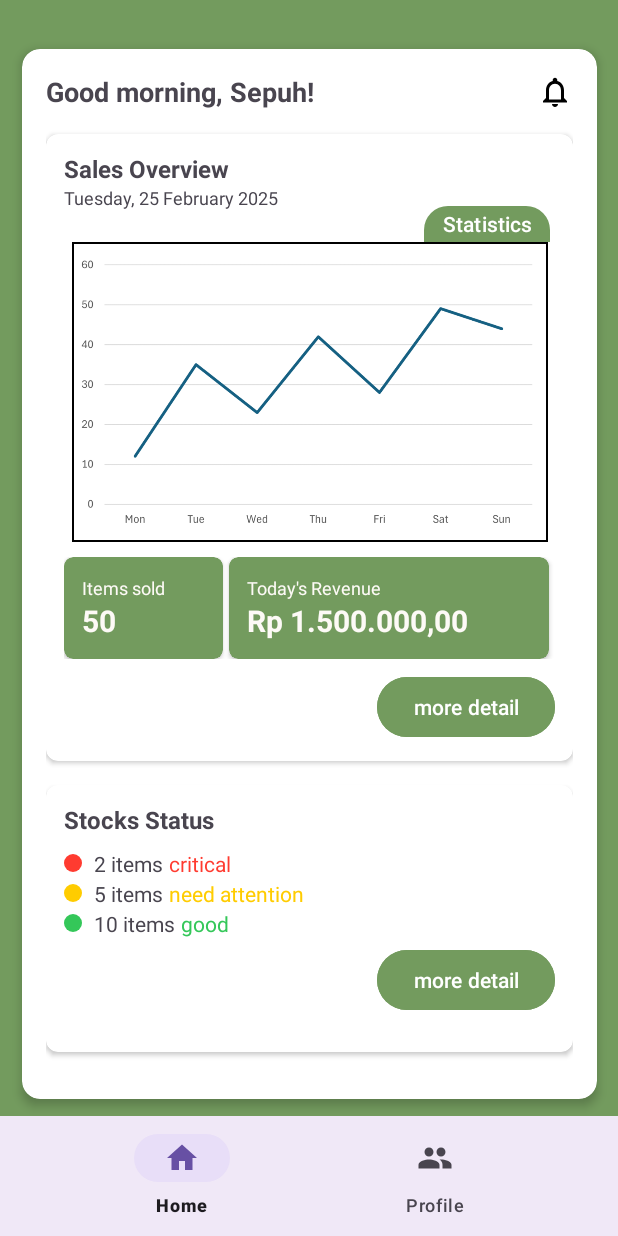
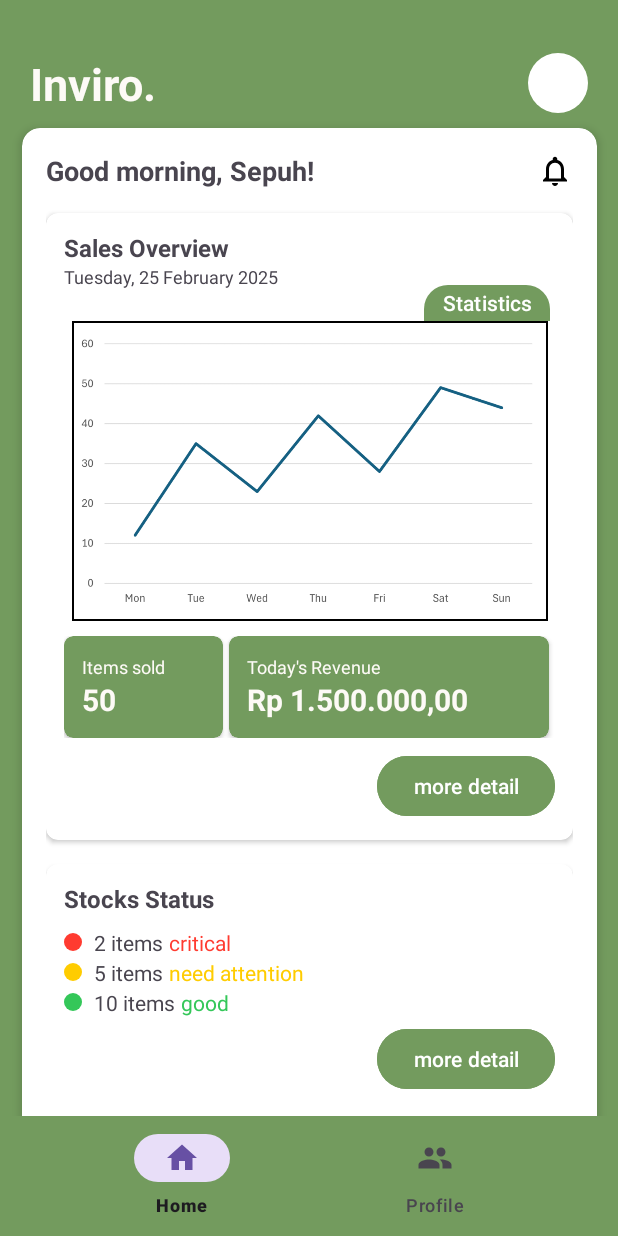
Before and after one commit to hoseawidjaja/Inviro, an Android app: the screen it shows after launch (MainActivity), on a phone screen of 412 x 824 dp. Run offline under Robolectric (Android 15) with nearby library versions, the phone set to English and light mode, and no system bars; 3 statements that could not run were skipped.

Commit message:
di bersihin navigationnya

```diff
--- a/app/src/main/java/com/example/myapplication/MainActivity.kt
+++ b/app/src/main/java/com/example/myapplication/MainActivity.kt
@@ -1,5 +1,6 @@
 package com.example.myapplication
 
+import android.graphics.Color
 import android.os.Bundle
 import android.widget.Toast
 import androidx.activity.enableEdgeToEdge
@@ -20,6 +21,8 @@ class MainActivity : AppCompatActivity() {
 //        }
 
         val bottomNav = findViewById<BottomNavigationView>(R.id.navigs)
+        bottomNav.setBackgroundColor(Color.TRANSPARENT)
+        bottomNav.elevation = 0f
 
         bottomNav.setOnItemSelectedListener { item ->
             when (item.itemId) {
--- a/app/src/main/res/layout/activity_main.xml
+++ b/app/src/main/res/layout/activity_main.xml
@@ -3,7 +3,8 @@
     xmlns:android="http://schemas.android.com/apk/res/android"
     xmlns:app="http://schemas.android.com/apk/res-auto"
     android:layout_width="match_parent"
-    android:layout_height="match_parent">
+    android:layout_height="match_parent"
+    android:background="@color/main_green">
 
     <!-- Home Content -->
     <include
@@ -21,7 +22,7 @@
         android:id="@+id/navigs"
         android:layout_width="0dp"
         android:layout_height="wrap_content"
-        android:background="?android:attr/windowBackground"
+        android:background="@android:color/transparent"
         app:menu="@menu/bottom_nav_menu"
         app:itemIconTint="@null"
         app:layout_constraintBottom_toBottomOf="parent"
--- a/app/src/main/res/layout/home_page.xml
+++ b/app/src/main/res/layout/home_page.xml
@@ -23,8 +23,6 @@
         app:layout_constraintStart_toStartOf="parent"
         app:layout_constraintTop_toTopOf="parent">
 
-        <include layout="@layout/nav_main"/>
-
         <TextView
             android:id="@+id/app_title"
             android:layout_width="0dp"
@@ -47,11 +45,10 @@
     <androidx.cardview.widget.CardView
         android:id="@+id/main_content_card"
         android:layout_width="383dp"
-        android:layout_height="700dp"
-        android:layout_margin="0dp"
+        android:layout_height="725dp"
+        android:layout_marginTop="10dp"
         app:cardCornerRadius="12dp"
         app:cardElevation="4dp"
-        app:layout_constraintBottom_toTopOf="@+id/bottom_navigation"
         app:layout_constraintEnd_toEndOf="parent"
         app:layout_constraintStart_toStartOf="parent"
         app:layout_constraintTop_toBottomOf="@id/header_layout">
@@ -59,7 +56,9 @@
         <androidx.constraintlayout.widget.ConstraintLayout
             android:layout_width="match_parent"
             android:layout_height="match_parent"
-            android:padding="16dp">
+            android:padding="16dp"
+            app:layout_constraintTop_toBottomOf="@id/header_layout">
+
 
             <!-- Greeting Section -->
             <TextView
@@ -382,15 +381,4 @@
 
     <!-- Bottom Navigation Indicator -->
 
-    <LinearLayout
-        android:id="@+id/bottom_navigation"
-        android:layout_width="match_parent"
-        android:layout_height="70dp"
-        android:layout_marginTop="-15dp"
-        android:background="@color/main_green"
-        android:gravity="center"
-        android:orientation="horizontal"
-        app:layout_constraintBottom_toBottomOf="parent"
-        app:layout_constraintTop_toBottomOf="@+id/main_content_card"/>
-
 </androidx.constraintlayout.widget.ConstraintLayout>
--- a/app/src/main/res/layout/nav_main.xml
+++ b/app/src/main/res/layout/nav_main.xml
@@ -9,6 +9,7 @@
     <com.google.android.material.bottomnavigation.BottomNavigationView
         android:id="@+id/navigs"
         android:layout_width="0dp"
+        android:background="@android:color/transparent"
         android:layout_height="wrap_content"
         app:layout_constraintBottom_toBottomOf="parent"
         app:layout_constraintEnd_toEndOf="parent"
```
